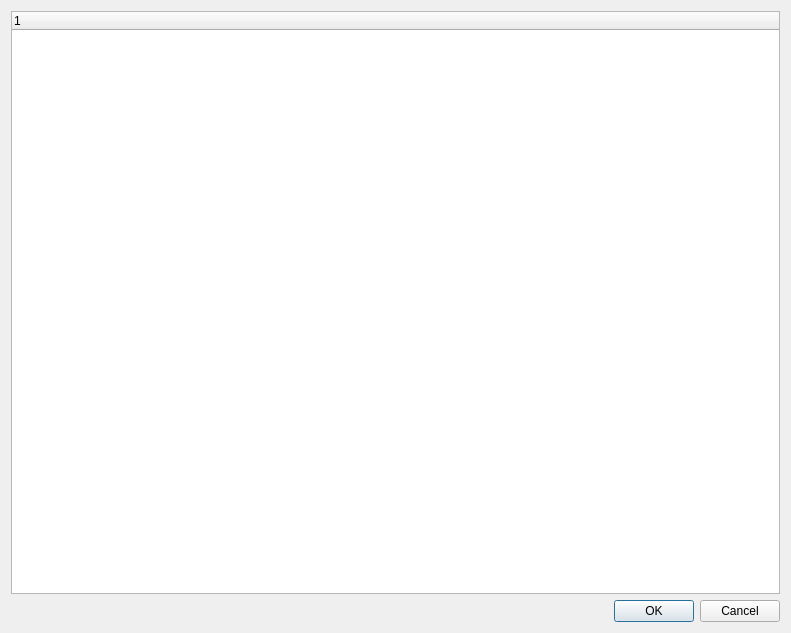
Qt form confirm_select_dialog.ui (xiqiuyimeng/code-generator) before a commit.
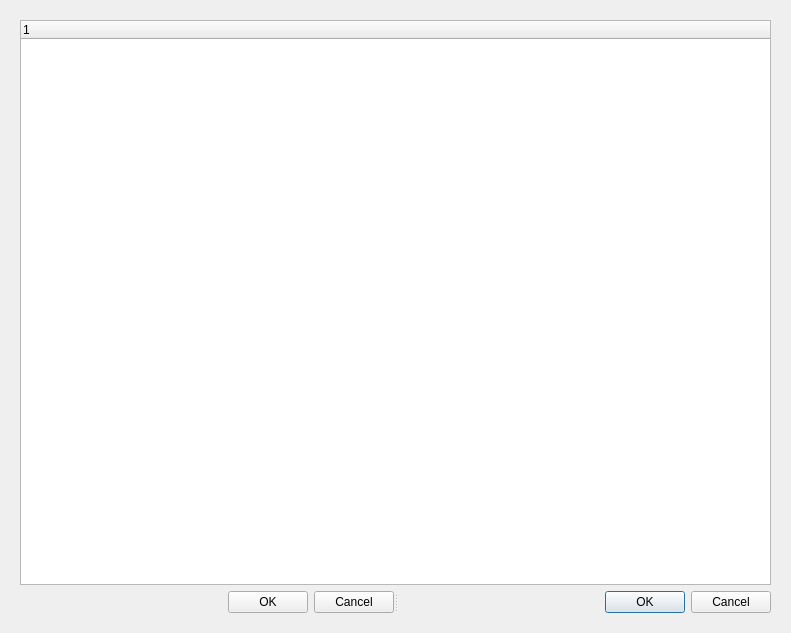
The same form after that commit.

Patch:
```diff
--- a/confirm_select_dialog.ui
+++ b/confirm_select_dialog.ui
@@ -15,7 +15,8 @@
   </property>
   <layout class="QVBoxLayout" name="verticalLayout">
    <item>
-    <layout class="QVBoxLayout" name="verticalLayout_confirm">
+    <widget class="QWidget" name="widget" native="true">
+     <layout class="QVBoxLayout" name="verticalLayout_2">
      <item>
       <widget class="QTreeWidget" name="treeWidget">
        <column>
@@ -26,13 +27,24 @@
       </widget>
      </item>
      <item>
-      <widget class="QDialogButtonBox" name="buttonBox">
+       <widget class="QSplitter" name="first_splitter">
+        <property name="orientation">
+         <enum>Qt::Horizontal</enum>
+        </property>
+        <widget class="QDialogButtonBox" name="first_buttonBox_2">
        <property name="standardButtons">
         <set>QDialogButtonBox::Cancel|QDialogButtonBox::Ok</set>
        </property>
+        </widget>
+        <widget class="QDialogButtonBox" name="first_buttonBox">
+         <property name="standardButtons">
+          <set>QDialogButtonBox::Cancel|QDialogButtonBox::Ok</set>
+         </property>
+        </widget>
       </widget>
      </item>
     </layout>
+    </widget>
    </item>
   </layout>
  </widget>
```
Lines whose indentation alone changed are shown as unchanged.
